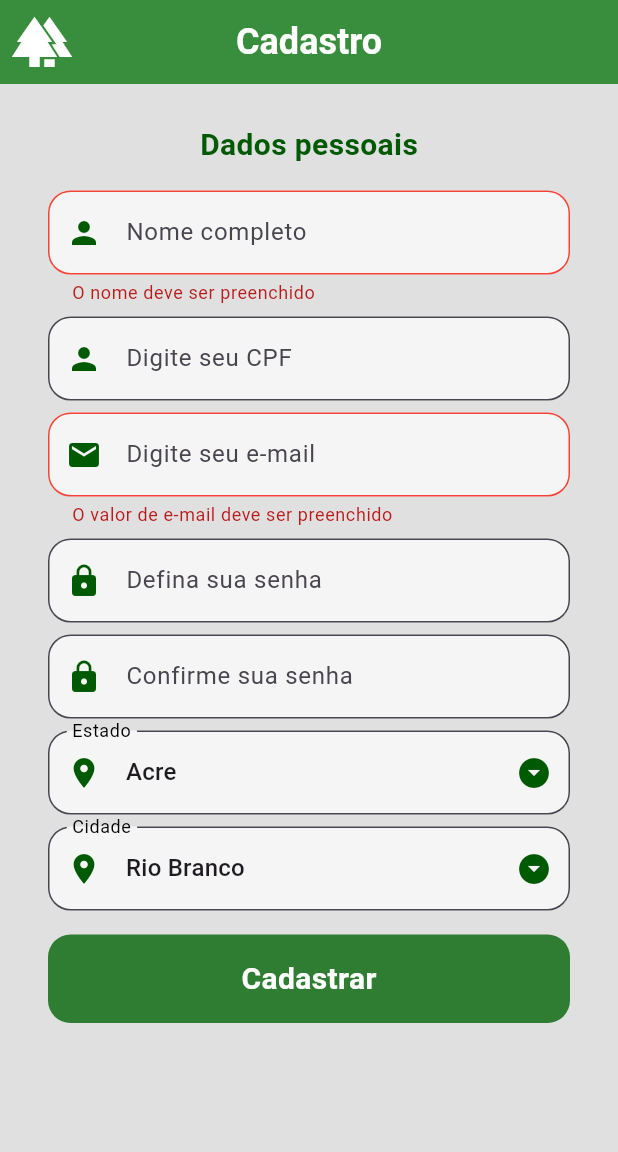
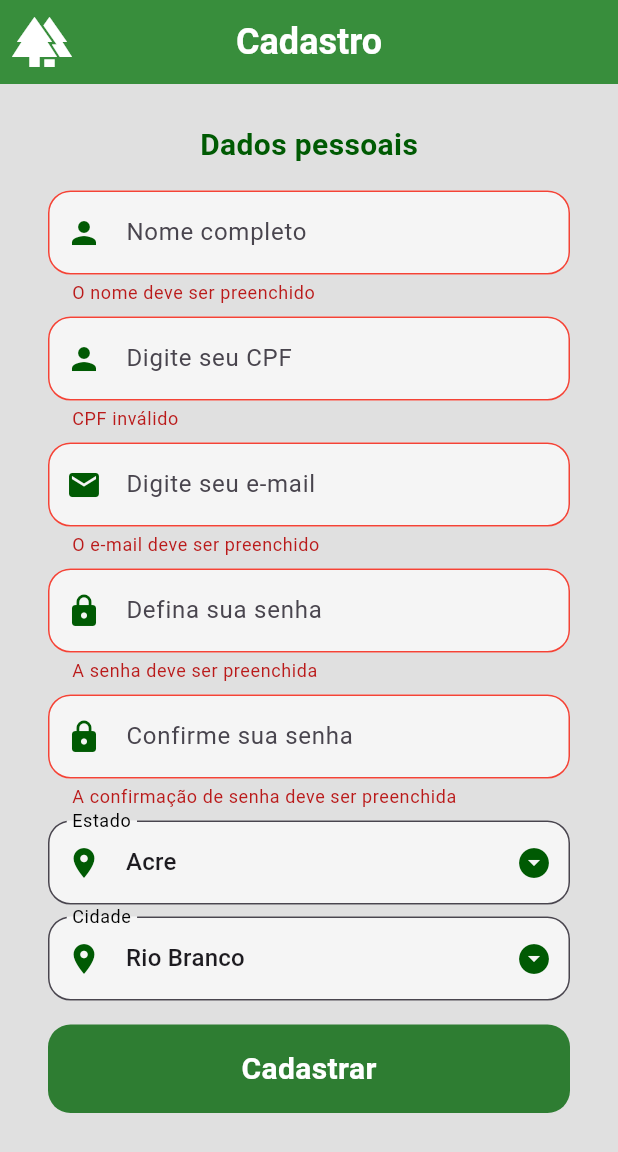
Before and after one commit to amon-mn/foresty, a Flutter app: the RegisterScreen screen opened directly, after a tap on "Cadastrar", on a phone screen of 412 x 824 dp. Shown: the top 1152 px of the screen. Run offline on Flutter 3.47's test engine with Material 2 defaults, Android fonts, the phone set to English and light mode, and no system bars; our stand-ins replace cloud_firestore, firebase_auth, firebase_core, google_sign_in, mask_text_input_formatter; accounts and stored records are empty.

```diff
--- a/lib/authentication/screens/register_page.dart
+++ b/lib/authentication/screens/register_page.dart
@@ -1,6 +1,8 @@
 import 'package:flutter/material.dart';
 import 'package:firebase_auth/firebase_auth.dart';
+import 'package:foresty/authentication/screens/login_page.dart';
 import 'package:foresty/components/my_dropdown.dart';
+import 'package:mask_text_input_formatter/mask_text_input_formatter.dart';
 import '../../components/my_button.dart';
 import '../../components/my_textfild.dart';
 import '../../components/show_snackbar.dart';
@@ -70,7 +72,6 @@ class _RegisterScreenState extends State<RegisterScreen> {
       // Add more cities of Amapá if needed
     ],
     'Amazonas': [
-      '',
       'Alvarães',
       'Amaturá',
       'Anamã',
@@ -318,7 +319,9 @@ class _RegisterScreenState extends State<RegisterScreen> {
                         hintText: 'Nome completo',
                         obscureText: false,
                         validator: (value) {
-                          if (value == null || value.isEmpty) {
+                          if (value == null ||
+                              value.isEmpty ||
+                              value.length < 4) {
                             return "O nome deve ser preenchido";
                           } else {
                             null;
@@ -327,12 +330,20 @@ class _RegisterScreenState extends State<RegisterScreen> {
                       ),
                       const SizedBox(height: 8),
                       MyTextField(
+                        inputFormatter: MaskTextInputFormatter(
+                            mask: '###.###.###-##',
+                            filter: {"#": RegExp(r'[0-9xX]')},
+                            type: MaskAutoCompletionType.lazy),
                         prefixIcon: Icons.person,
                         controller: _cpfController,
                         hintText: 'Digite seu CPF',
                         obscureText: false,
                         validator: (value) {
-                          // ... (código de validação do CPF aqui)
+                          final exp = RegExp(r"\d{3}\.\d{3}\.\d{3}-\d{2}");
+                          if (!exp.hasMatch(value ?? '')) {
+                            return 'CPF inválido';
+                          }
+                          return null;
                         },
                       ),
                       const SizedBox(height: 8),
@@ -343,7 +354,7 @@ class _RegisterScreenState extends State<RegisterScreen> {
                         obscureText: false,
                         validator: (value) {
                           if (value == null || value.isEmpty) {
-                            return "O valor de e-mail deve ser preenchido";
+                            return "O e-mail deve ser preenchido";
                           }
                           if (!value.contains("@") ||
                               !value.contains(".") ||
@@ -360,7 +371,13 @@ class _RegisterScreenState extends State<RegisterScreen> {
                         hintText: 'Defina sua senha',
                         obscureText: true,
                         validator: (value) {
-                          // ... (código de validação do CPF aqui)
+                          if (value == null || value.isEmpty) {
+                            return "A senha deve ser preenchida";
+                          }
+                          if (value.length < 6) {
+                            return "A senha deve conter pelo menos 6 caracteres";
+                          }
+                          return null; // Retorna null se a validação for bem-sucedida
                         },
                       ),
                       const SizedBox(height: 8),
@@ -370,7 +387,13 @@ class _RegisterScreenState extends State<RegisterScreen> {
                         hintText: 'Confirme sua senha',
                         obscureText: true,
                         validator: (value) {
-                          // ... (código de validação do CPF aqui)
+                          if (value == null || value.isEmpty) {
+                            return "A confirmação de senha deve ser preenchida";
+                          }
+                          if (value != _passwordController.text) {
+                            return "As senhas não coincidem";
+                          }
+                          return null; // Retorna null se a validação for bem-sucedida
                         },
                       ),
                       const SizedBox(height: 8),
@@ -380,7 +403,7 @@ class _RegisterScreenState extends State<RegisterScreen> {
                         onChanged: (value) {
                           setState(() {
                             _selectedState = value!;
-                            _selectedCity = '';
+                            _selectedCity = citiesByState[_selectedState]![0];
                           });
                         },
                         labelText: 'Estado',
@@ -389,9 +412,10 @@ class _RegisterScreenState extends State<RegisterScreen> {
                       const SizedBox(height: 8),
                       MyDropdownFormField(
                         selectedValue: _selectedCity,
-                        itemsList: _selectedState.isEmpty
-                            ? null
-                            : citiesByState[_selectedState]?.toList() ?? [],
+                        itemsList: _selectedState.isEmpty ||
+                                citiesByState[_selectedState] == null
+                            ? []
+                            : citiesByState[_selectedState]!,
                         onChanged: (value) {
                           setState(() {
                             _selectedCity = value!;
@@ -433,6 +457,8 @@ class _RegisterScreenState extends State<RegisterScreen> {
           cpf: cpf,
           state: state,
           city: city);
+    } else {
+      _formKey.currentState!.validate();
     }
   }
 
@@ -459,6 +485,11 @@ class _RegisterScreenState extends State<RegisterScreen> {
             context: context,
             mensagem: 'Cadrastro realizado com sucesso!',
             isErro: false);
+
+        Navigator.pushReplacement(
+          context,
+          MaterialPageRoute(builder: (context) => LoginPage()),
+        );
       }
     });
   }
--- a/lib/authentication/services/auth_service.dart
+++ b/lib/authentication/services/auth_service.dart
@@ -4,6 +4,23 @@ import 'package:cloud_firestore/cloud_firestore.dart';
 class AuthService {
   final FirebaseAuth _firebaseAuth = FirebaseAuth.instance;
   final FirebaseFirestore _firebaseFirestore = FirebaseFirestore.instance;
+
+  Future<String?> loginUser(
+      {required String email, required String senha}) async {
+    try {
+      await _firebaseAuth.signInWithEmailAndPassword(
+          email: email, password: senha);
+    } on FirebaseAuthException catch (e) {
+      switch (e.code) {
+        case "user-not-found":
+          return "Usuário não cadastrado";
+        case "wrong-password":
+          return "Email ou senha incorretos";
+      }
+      return e.code;
+    }
+    return null;
+  }
 
   Future<String?> registerUser({
     required String email,
--- a/lib/components/my_textfild.dart
+++ b/lib/components/my_textfild.dart
@@ -1,4 +1,6 @@
 import 'package:flutter/material.dart';
+import 'package:foresty/authentication/helpers/cpf_input_formatter.dart';
+import 'package:mask_text_input_formatter/mask_text_input_formatter.dart';
 
 class MyTextField extends StatelessWidget {
   final TextEditingController controller;
@@ -6,6 +8,7 @@ class MyTextField extends StatelessWidget {
   final bool obscureText;
   final IconData? prefixIcon;
   final String? Function(String?)? validator;
+  final MaskTextInputFormatter? inputFormatter;
 
   const MyTextField({
     Key? key,
@@ -14,6 +17,7 @@ class MyTextField extends StatelessWidget {
     required this.obscureText,
     this.prefixIcon,
     this.validator,
+    this.inputFormatter,
   }) : super(key: key);
 
   @override
@@ -21,6 +25,8 @@ class MyTextField extends StatelessWidget {
     return Padding(
       padding: const EdgeInsets.symmetric(horizontal: 32.0),
       child: TextFormField(
+        autovalidateMode: AutovalidateMode.onUserInteraction,
+        inputFormatters: inputFormatter != null ? [inputFormatter!] : [],
         controller: controller,
         obscureText: obscureText,
         decoration: InputDecoration(
--- a/pubspec.yaml
+++ b/pubspec.yaml
@@ -40,6 +40,7 @@ dependencies:
   google_sign_in: ^6.1.4
   flutter_facebook_auth: ^3.5.0
   cloud_firestore: ^4.8.4
+  mask_text_input_formatter: ^2.5.0
 
 dev_dependencies:
   flutter_test:
```
Also changed, not shown: lib/authentication/helpers/cpf_input_formatter.dart (added, +28 -0 lines), lib/authentication/screens/auth_page.dart (deleted, +0 -29 lines), lib/authentication/screens/login_page.dart (+11 -48 lines), lib/home_page.dart (+2 -5 lines), lib/main.dart (+29 -1 lines), pubspec.lock.
